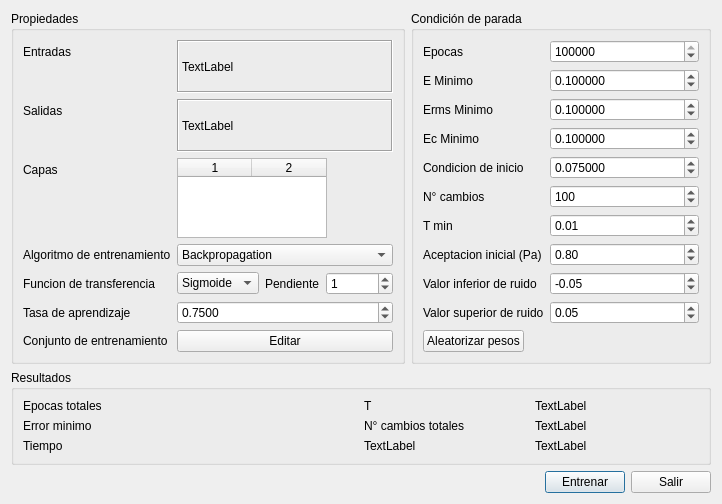
Old version of the form mlptrainingdialog.ui in the repository varpercl/INSYDE.
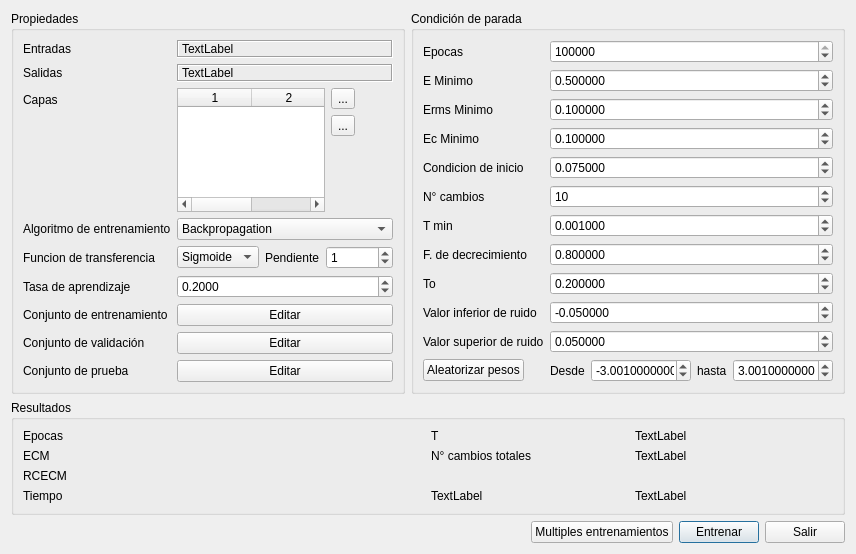
New version of the form. Icons and pictures are not drawn.

What changed in the file:
```diff
--- a/mlptrainingdialog.ui
+++ b/mlptrainingdialog.ui
@@ -6,12 +6,12 @@
    <rect>
     <x>0</x>
     <y>0</y>
-    <width>691</width>
-    <height>452</height>
+    <width>856</width>
+    <height>506</height>
    </rect>
   </property>
   <property name="windowTitle">
-   <string>Dialog</string>
+   <string>Entrenamiento</string>
   </property>
   <layout class="QVBoxLayout" name="verticalLayout_4">
    <item>
@@ -34,13 +34,39 @@
             </property>
            </widget>
           </item>
-          <item row="1" column="0">
+          <item row="0" column="1">
+           <widget class="QLabel" name="lblInputs">
+            <property name="frameShape">
+             <enum>QFrame::Box</enum>
+            </property>
+            <property name="frameShadow">
+             <enum>QFrame::Sunken</enum>
+            </property>
+            <property name="text">
+             <string>TextLabel</string>
+            </property>
+           </widget>
+          </item>
+          <item row="2" column="0">
            <widget class="QLabel" name="label_2">
             <property name="text">
              <string>Salidas</string>
             </property>
            </widget>
           </item>
+          <item row="2" column="1">
+           <widget class="QLabel" name="lblOutputs">
+            <property name="frameShape">
+             <enum>QFrame::Box</enum>
+            </property>
+            <property name="frameShadow">
+             <enum>QFrame::Sunken</enum>
+            </property>
+            <property name="text">
+             <string>TextLabel</string>
+            </property>
+           </widget>
+          </item>
           <item row="3" column="0">
            <widget class="QLabel" name="label_3">
             <property name="text">
@@ -48,14 +74,118 @@
             </property>
            </widget>
           </item>
-          <item row="4" column="0">
+          <item row="3" column="1">
+           <layout class="QHBoxLayout" name="horizontalLayout_4">
+            <property name="spacing">
+             <number>6</number>
+            </property>
+            <item>
+             <widget class="QTableWidget" name="tblLayers">
+              <property name="maximumSize">
+               <size>
+                <width>150</width>
+                <height>16777215</height>
+               </size>
+              </property>
+              <property name="editTriggers">
+               <set>QAbstractItemView::DoubleClicked|QAbstractItemView::SelectedClicked</set>
+              </property>
+              <property name="alternatingRowColors">
+               <bool>true</bool>
+              </property>
+              <property name="rowCount">
+               <number>0</number>
+              </property>
+              <property name="columnCount">
+               <number>2</number>
+              </property>
+              <attribute name="horizontalHeaderCascadingSectionResizes">
+               <bool>false</bool>
+              </attribute>
+              <attribute name="horizontalHeaderDefaultSectionSize">
+               <number>74</number>
+              </attribute>
+              <attribute name="horizontalHeaderMinimumSectionSize">
+               <number>27</number>
+              </attribute>
+              <attribute name="horizontalHeaderShowSortIndicator" stdset="0">
+               <bool>false</bool>
+              </attribute>
+              <attribute name="horizontalHeaderStretchLastSection">
+               <bool>false</bool>
+              </attribute>
+              <attribute name="verticalHeaderVisible">
+               <bool>false</bool>
+              </attribute>
+              <attribute name="verticalHeaderDefaultSectionSize">
+               <number>20</number>
+              </attribute>
+              <column/>
+              <column/>
+             </widget>
+            </item>
+            <item>
+             <layout class="QVBoxLayout" name="verticalLayout_5">
+              <item>
+               <widget class="QToolButton" name="btnAddLayer">
+                <property name="text">
+                 <string>...</string>
+                </property>
+                <property name="icon">
+                 <iconset resource="imagenes.qrc">
+                  <normaloff>:/imagenes/plus_icon.png</normaloff>:/imagenes/plus_icon.png</iconset>
+                </property>
+               </widget>
+              </item>
+              <item>
+               <widget class="QToolButton" name="btnDeleteLayer">
+                <property name="text">
+                 <string>...</string>
+                </property>
+                <property name="icon">
+                 <iconset resource="imagenes.qrc">
+                  <normaloff>:/imagenes/minus_icon.png</normaloff>:/imagenes/minus_icon.png</iconset>
+                </property>
+               </widget>
+              </item>
+              <item>
+               <spacer name="verticalSpacer">
+                <property name="orientation">
+                 <enum>Qt::Vertical</enum>
+                </property>
+                <property name="sizeHint" stdset="0">
+                 <size>
+                  <width>20</width>
+                  <height>40</height>
+                 </size>
+                </property>
+               </spacer>
+              </item>
+             </layout>
+            </item>
+            <item>
+             <spacer name="horizontalSpacer_2">
+              <property name="orientation">
+               <enum>Qt::Horizontal</enum>
+              </property>
+              <property name="sizeHint" stdset="0">
+               <size>
+                <width>40</width>
+                <height>20</height>
+               </size>
+              </property>
+             </spacer>
+            </item>
+           </layout>
+          </item>
+          <item row="5" column="0">
            <widget class="QLabel" name="label_6">
             <property name="text">
              <string>Algoritmo de entrenamiento</string>
             </property>
            </widget>
           </item>
-          <item row="4" column="1">
+          <item row="5" column="1">
            <widget class="QComboBox" name="cbTrainingAlgorithm">
             <item>
              <property name="text">
@@ -69,14 +199,14 @@
             </item>
            </widget>
           </item>
-          <item row="5" column="0">
+          <item row="6" column="0">
            <widget class="QLabel" name="label_7">
             <property name="text">
              <string>Funcion de transferencia</string>
             </property>
            </widget>
           </item>
-          <item row="5" column="1">
+          <item row="6" column="1">
            <layout class="QHBoxLayout" name="horizontalLayout_2">
             <item>
              <widget class="QComboBox" name="cbTrasnferFunction">
@@ -111,14 +241,14 @@
             </item>
            </layout>
           </item>
-          <item row="6" column="0">
+          <item row="7" column="0">
            <widget class="QLabel" name="label_5">
             <property name="text">
              <string>Tasa de aprendizaje</string>
             </property>
            </widget>
           </item>
-          <item row="6" column="1">
+          <item row="7" column="1">
            <widget class="QDoubleSpinBox" name="sbLearningRate">
             <property name="decimals">
              <number>4</number>
@@ -130,92 +260,49 @@
              <double>0.010000000000000</double>
             </property>
             <property name="value">
-             <double>0.750000000000000</double>
+             <double>0.200000000000000</double>
             </property>
            </widget>
           </item>
-          <item row="7" column="0">
+          <item row="8" column="0">
            <widget class="QLabel" name="label_9">
             <property name="text">
              <string>Conjunto de entrenamiento</string>
             </property>
            </widget>
           </item>
-          <item row="7" column="1">
+          <item row="8" column="1">
            <widget class="QPushButton" name="btnEditTrainingSet">
             <property name="text">
              <string>Editar</string>
             </property>
            </widget>
           </item>
-          <item row="3" column="1">
-           <widget class="QTableWidget" name="tblLayers">
-            <property name="maximumSize">
-             <size>
-              <width>150</width>
-              <height>80</height>
-             </size>
+          <item row="9" column="0">
+           <widget class="QLabel" name="label_30">
+            <property name="text">
+             <string>Conjunto de validación</string>
             </property>
-            <property name="editTriggers">
-             <set>QAbstractItemView::DoubleClicked|QAbstractItemView::SelectedClicked</set>
-            </property>
-            <property name="alternatingRowColors">
-             <bool>true</bool>
-            </property>
-            <property name="rowCount">
-             <number>0</number>
-            </property>
-            <property name="columnCount">
-             <number>2</number>
-            </property>
-            <attribute name="horizontalHeaderCascadingSectionResizes">
-             <bool>false</bool>
-            </attribute>
-            <attribute name="horizontalHeaderDefaultSectionSize">
-             <number>74</number>
-            </attribute>
-            <attribute name="horizontalHeaderMinimumSectionSize">
-             <number>27</number>
-            </attribute>
-            <attribute name="horizontalHeaderShowSortIndicator" stdset="0">
-             <bool>false</bool>
-            </attribute>
-            <attribute name="horizontalHeaderStretchLastSection">
-             <bool>false</bool>
-            </attribute>
-            <attribute name="verticalHeaderVisible">
-             <bool>false</bool>
-            </attribute>
-            <attribute name="verticalHeaderDefaultSectionSize">
-             <number>20</number>
-            </attribute>
-            <column/>
-            <column/>
            </widget>
           </item>
-          <item row="0" column="1">
-           <widget class="QLabel" name="lblInputs">
-            <property name="frameShape">
-             <enum>QFrame::Box</enum>
-            </property>
-            <property name="frameShadow">
-             <enum>QFrame::Sunken</enum>
-            </property>
+          <item row="9" column="1">
+           <widget class="QPushButton" name="btnEditValidationTest">
             <property name="text">
-             <string>TextLabel</string>
+             <string>Editar</string>
             </property>
            </widget>
           </item>
-          <item row="1" column="1">
-           <widget class="QLabel" name="lblOutputs">
-            <property name="frameShape">
-             <enum>QFrame::Box</enum>
+          <item row="10" column="1">
+           <widget class="QPushButton" name="btnEditTestSet">
+            <property name="text">
+             <string>Editar</string>
             </property>
-            <property name="frameShadow">
-             <enum>QFrame::Sunken</enum>
-            </property>
+           </widget>
+          </item>
+          <item row="10" column="0">
+           <widget class="QLabel" name="label_33">
             <property name="text">
-             <string>TextLabel</string>
+             <string>Conjunto de prueba</string>
             </property>
            </widget>
           </item>
@@ -241,6 +328,9 @@
           <property name="sizeConstraint">
            <enum>QLayout::SetMinimumSize</enum>
           </property>
+          <property name="fieldGrowthPolicy">
+           <enum>QFormLayout::AllNonFixedFieldsGrow</enum>
+          </property>
           <item row="0" column="0">
            <widget class="QLabel" name="label_10">
             <property name="text">
@@ -257,7 +347,7 @@
              <number>999999999</number>
             </property>
             <property name="value">
-             <number>500000</number>
+             <number>200000</number>
             </property>
            </widget>
           </item>
@@ -280,7 +370,7 @@
              <double>0.010000000000000</double>
             </property>
             <property name="value">
-             <double>0.100000000000000</double>
+             <double>0.500000000000000</double>
             </property>
            </widget>
           </item>
@@ -291,19 +381,6 @@
             </property>
            </widget>
           </item>
-          <item row="11" column="0">
-           <widget class="QPushButton" name="btnRandomize">
-            <property name="minimumSize">
-             <size>
-              <width>100</width>
-              <height>0</height>
-             </size>
-            </property>
-            <property name="text">
-             <string>Aleatorizar pesos</string>
-            </property>
-           </widget>
-          </item>
           <item row="2" column="1">
            <widget class="QDoubleSpinBox" name="sbMinRMSError">
             <property name="decimals">
@@ -343,34 +420,6 @@
             </property>
            </widget>
           </item>
-          <item row="6" column="0">
-           <widget class="QLabel" name="label_15">
-            <property name="text">
-             <string>T min</string>
-            </property>
-           </widget>
-          </item>
-          <item row="8" column="0">
-           <widget class="QLabel" name="label_18">
-            <property name="text">
-             <string>Aceptacion inicial (Pa)</string>
-            </property>
-           </widget>
-          </item>
-          <item row="9" column="0">
-           <widget class="QLabel" name="label_19">
-            <property name="text">
-             <string>Valor inferior de ruido</string>
-            </property>
-           </widget>
-          </item>
-          <item row="10" column="0">
-           <widget class="QLabel" name="label_20">
-            <property name="text">
-             <string>Valor superior de ruido</string>
-            </property>
-           </widget>
-          </item>
           <item row="4" column="0">
            <widget class="QLabel" name="label_17">
             <property name="text">
@@ -391,28 +440,81 @@
             </property>
            </widget>
           </item>
+          <item row="5" column="0">
+           <widget class="QLabel" name="label_21">
+            <property name="text">
+             <string>N° cambios</string>
+            </property>
+           </widget>
+          </item>
+          <item row="5" column="1">
+           <widget class="QSpinBox" name="sbNChanges">
+            <property name="minimum">
+             <number>0</number>
+            </property>
+            <property name="maximum">
+             <number>999999</number>
+            </property>
+            <property name="value">
+             <number>10</number>
+            </property>
+           </widget>
+          </item>
+          <item row="6" column="0">
+           <widget class="QLabel" name="label_15">
+            <property name="text">
+             <string>T min</string>
+            </property>
+           </widget>
+          </item>
           <item row="6" column="1">
            <widget class="QDoubleSpinBox" name="sbMinTemperature">
+            <property name="decimals">
+             <number>6</number>
+            </property>
             <property name="singleStep">
              <double>0.010000000000000</double>
             </property>
             <property name="value">
-             <double>0.010000000000000</double>
+             <double>0.001000000000000</double>
+            </property>
+           </widget>
+          </item>
+          <item row="8" column="0">
+           <widget class="QLabel" name="label_18">
+            <property name="text">
+             <string>To</string>
             </property>
            </widget>
           </item>
           <item row="8" column="1">
-           <widget class="QDoubleSpinBox" name="sbInitialAcceptance">
+           <widget class="QDoubleSpinBox" name="sbTo">
+            <property name="decimals">
+             <number>6</number>
+            </property>
+            <property name="maximum">
+             <double>0.999999000000000</double>
+            </property>
             <property name="singleStep">
              <double>0.080000000000000</double>
             </property>
             <property name="value">
-             <double>0.800000000000000</double>
+             <double>0.200000000000000</double>
+            </property>
+           </widget>
+          </item>
+          <item row="9" column="0">
+           <widget class="QLabel" name="label_19">
+            <property name="text">
+             <string>Valor inferior de ruido</string>
             </property>
            </widget>
           </item>
           <item row="9" column="1">
            <widget class="QDoubleSpinBox" name="sbMinNoise">
+            <property name="decimals">
+             <number>6</number>
+            </property>
             <property name="minimum">
              <double>-9999.000000000000000</double>
             </property>
@@ -427,8 +529,18 @@
             </property>
            </widget>
           </item>
+          <item row="10" column="0">
+           <widget class="QLabel" name="label_20">
+            <property name="text">
+             <string>Valor superior de ruido</string>
+            </property>
+           </widget>
+          </item>
           <item row="10" column="1">
            <widget class="QDoubleSpinBox" name="sbMaxNoise">
+            <property name="decimals">
+             <number>6</number>
+            </property>
             <property name="minimum">
              <double>-9999.000000000000000</double>
             </property>
@@ -443,23 +555,95 @@
             </property>
            </widget>
           </item>
-          <item row="5" column="0">
-           <widget class="QLabel" name="label_21">
+          <item row="11" column="0">
+           <widget class="QPushButton" name="btnRandomize">
+            <property name="minimumSize">
+             <size>
+              <width>100</width>
+              <height>0</height>
+             </size>
+            </property>
             <property name="text">
-             <string>N° cambios</string>
+             <string>Aleatorizar pesos</string>
             </property>
            </widget>
           </item>
-          <item row="5" column="1">
-           <widget class="QSpinBox" name="sbNChanges">
+          <item row="11" column="1">
+           <layout class="QHBoxLayout" name="horizontalLayout">
+            <item>
+             <widget class="QLabel" name="label_28">
+              <property name="text">
+               <string>Desde</string>
+              </property>
+             </widget>
+            </item>
+            <item>
+             <widget class="QDoubleSpinBox" name="sbRndFrom">
+              <property name="decimals">
+               <number>10</number>
+              </property>
+              <property name="minimum">
+               <double>-9999.000000000000000</double>
+              </property>
+              <property name="maximum">
+               <double>9999.000000000000000</double>
+              </property>
+              <property name="singleStep">
+               <double>0.010000000000000</double>
+              </property>
+              <property name="value">
+               <double>-3.001000000000000</double>
+              </property>
+             </widget>
+            </item>
+            <item>
+             <widget class="QLabel" name="label_29">
+              <property name="text">
+               <string>hasta</string>
+              </property>
+             </widget>
+            </item>
+            <item>
+             <widget class="QDoubleSpinBox" name="sbRndTo">
+              <property name="decimals">
+               <number>10</number>
+              </property>
+              <property name="minimum">
+               <double>-9999.000000000000000</double>
+              </property>
+              <property name="maximum">
+               <double>9999.000000000000000</double>
+              </property>
+              <property name="singleStep">
+               <double>0.010000000000000</double>
+              </property>
+              <property name="value">
+               <double>3.001000000000000</double>
+              </property>
+             </widget>
+            </item>
+           </layout>
+          </item>
+          <item row="7" column="1">
+           <widget class="QDoubleSpinBox" name="sbDecFactor">
+            <property name="decimals">
+             <number>6</number>
+            </property>
             <property name="minimum">
-             <number>0</number>
+             <double>0.000001000000000</double>
             </property>
             <property name="maximum">
-             <number>999999</number>
+             <double>1.000000000000000</double>
             </property>
             <property name="value">
-             <number>100</number>
+             <double>0.800000000000000</double>
+            </property>
+           </widget>
+          </item>
+          <item row="7" column="0">
+           <widget class="QLabel" name="label_32">
+            <property name="text">
+             <string>F. de decrecimiento</string>
             </property>
            </widget>
           </item>
@@ -481,7 +665,7 @@
         <item row="0" column="0">
          <widget class="QLabel" name="label_12">
           <property name="text">
-           <string>Epocas totales</string>
+           <string>Epocas</string>
           </property>
          </widget>
         </item>
@@ -492,14 +676,14 @@
           </property>
          </widget>
         </item>
-        <item row="2" column="0">
+        <item row="3" column="0">
          <widget class="QLabel" name="label_16">
           <property name="text">
            <string>Tiempo</string>
           </property>
          </widget>
         </item>
-        <item row="2" column="1">
+        <item row="3" column="1">
          <widget class="QLabel" name="lblTime">
           <property name="text">
            <string/>
@@ -509,7 +693,7 @@
         <item row="1" column="0">
          <widget class="QLabel" name="label_14">
           <property name="text">
-           <string>Error minimo</string>
+           <string>ECM</string>
           </property>
          </widget>
         </item>
@@ -534,7 +718,7 @@
           </property>
          </widget>
         </item>
-        <item row="2" column="2">
+        <item row="3" column="2">
          <widget class="QLabel" name="label_24">
           <property name="text">
            <string>TextLabel</string>
@@ -555,13 +739,27 @@
           </property>
          </widget>
         </item>
-        <item row="2" column="3">
+        <item row="3" column="3">
          <widget class="QLabel" name="label_27">
           <property name="text">
            <string>TextLabel</string>
           </property>
          </widget>
         </item>
+        <item row="2" column="0">
+         <widget class="QLabel" name="label_31">
+          <property name="text">
+           <string>RCECM</string>
+          </property>
+         </widget>
+        </item>
+        <item row="2" column="1">
+         <widget class="QLabel" name="lblRMSE">
+          <property name="text">
+           <string/>
+          </property>
+         </widget>
+        </item>
        </layout>
       </item>
      </layout>
@@ -582,6 +780,13 @@
        </property>
       </spacer>
      </item>
+     <item>
+      <widget class="QPushButton" name="btnMultipleTraining">
+       <property name="text">
+        <string>Multiples entrenamientos</string>
+       </property>
+      </widget>
+     </item>
      <item>
       <widget class="QPushButton" name="btnTrain">
        <property name="text">
```
Left out of the diff: 4 changed lines with no effect on the pictures.
